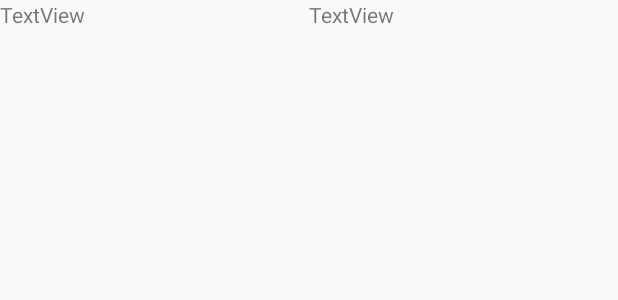
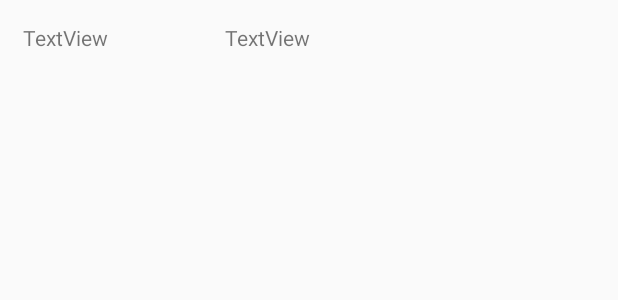
Before and after one commit to bkyras/mobilec17, an Android app: the layout post_in_feed_view.xml on its own in the app's theme, with its tools: preview values and no code run, on a phone screen of 412 x 824 dp. Shown: the top 300 px of the screen. Run offline under Robolectric (Android 15) with nearby library versions, the phone set to English and light mode, and no system bars.

Commit message:
Loads from db immediately, layout changes

```diff
--- a/FeedMe/app/src/main/AndroidManifest.xml
+++ b/FeedMe/app/src/main/AndroidManifest.xml
@@ -17,8 +17,6 @@
                 <category android:name="android.intent.category.LAUNCHER" />
             </intent-filter>
         </activity>
-        <activity android:name=".PostDetail" />
-
 
         <fragment android:name="com.example.rgb.feedme.PostDetail">
 
--- a/FeedMe/app/src/main/res/layout/post_in_feed_view.xml
+++ b/FeedMe/app/src/main/res/layout/post_in_feed_view.xml
@@ -1,19 +1,24 @@
 <?xml version="1.0" encoding="utf-8"?>
 <LinearLayout xmlns:android="http://schemas.android.com/apk/res/android"
     android:orientation="horizontal" android:layout_width="match_parent"
-    android:layout_height="match_parent">
+    android:layout_height="match_parent"
+    android:minHeight="86dp">
 
     <TextView
         android:text="TextView"
         android:layout_width="wrap_content"
         android:layout_height="wrap_content"
         android:id="@+id/eventNameID"
-        android:layout_weight="1" />
+        android:layout_weight=".2"
+        android:padding="15dp"
+        android:minHeight="120dp" />
 
     <TextView
         android:text="TextView"
         android:layout_width="wrap_content"
         android:layout_height="wrap_content"
         android:id="@+id/foodTypeID"
-        android:layout_weight="1" />
+        android:layout_weight=".8"
+        android:padding="15dp"
+        android:minHeight="120dp" />
 </LinearLayout>
```
Also changed, not shown: FeedMe/app/src/main/java/com/example/rgb/feedme/Tab1.java (+53 -81 lines), FeedMe/app/src/main/res/layout/post_view.xml (deleted, +0 -10 lines), FeedMe/app/src/main/res/layout/tab1.xml (+3 -7 lines).
